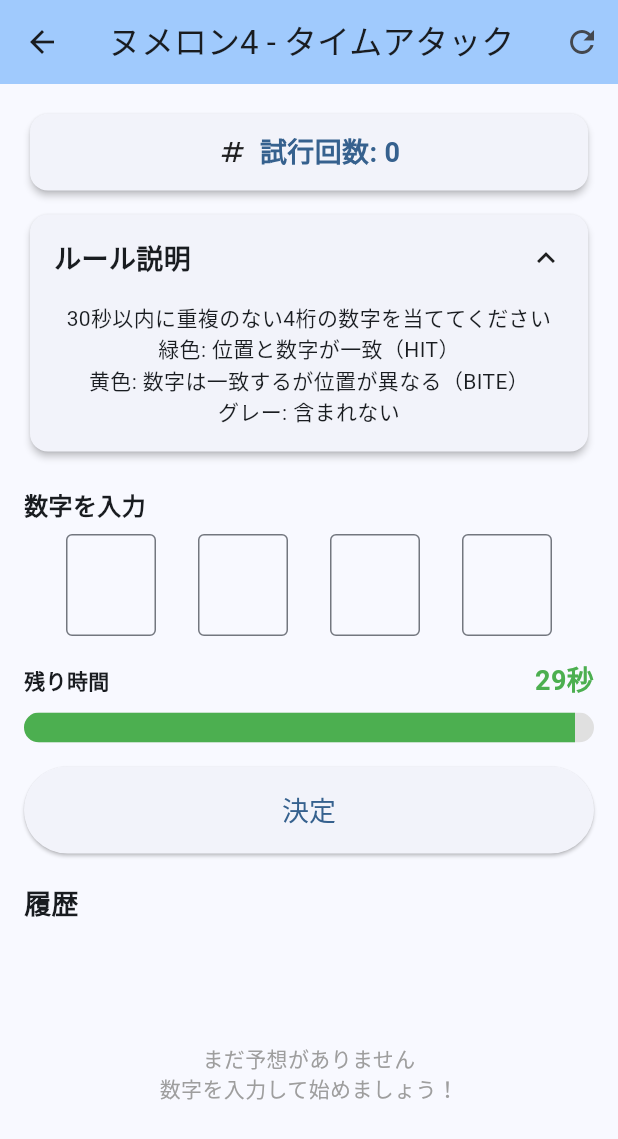
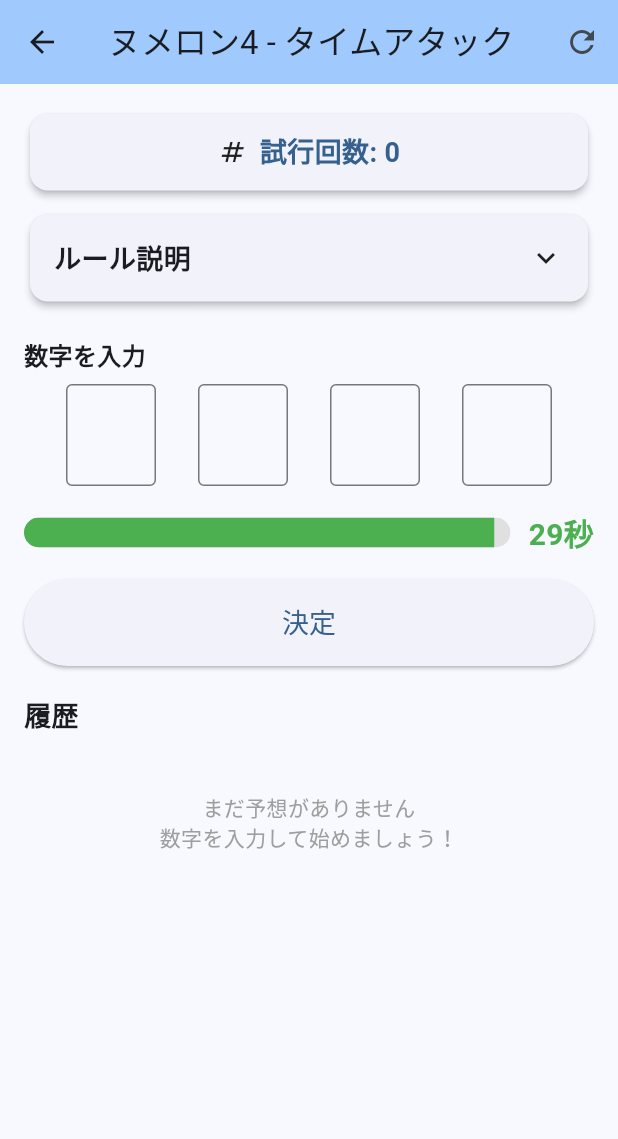
Before and after one commit to Ryosuke02214869/number_game_app, a Flutter app: the Numeron4GamePage screen opened directly, on a phone screen of 412 x 824 dp. Shown: the top 1139 px of the screen. Run offline on Flutter 3.47's test engine with Material 3 defaults, Android fonts, the phone set to English and light mode, and no system bars.

Commit message:
Fix Numeron4 timer and optimize layout for keyboard visibility
- Fix timer running too fast after reset by canceling existing timer in _resetGame()
- Optimize timer display by removing label and placing countdown on right side
- Make body scrollable with SingleChildScrollView for keyboard compatibility
- Constrain history height to 300px with non-scrollable list
- Set rule panel to collapsed by default to save vertical space

🤖 Generated with [Claude Code](https://claude.com/claude-code)

Co-Authored-By: Claude <noreply@anthropic.com>

```diff
--- a/lib/screens/numeron4_game_page.dart
+++ b/lib/screens/numeron4_game_page.dart
@@ -21,7 +21,7 @@ class _Numeron4GamePageState extends State<Numeron4GamePage> {
     (_) => FocusNode(),
   );
   String _errorMessage = '';
-  bool _isRuleExpanded = true;
+  bool _isRuleExpanded = false;
 
   // タイマー関連
   static const int _totalSeconds = 30;
@@ -179,6 +179,7 @@ class _Numeron4GamePageState extends State<Numeron4GamePage> {
   }
 
   void _resetGame() {
+    _timer?.cancel(); // 既存のタイマーをキャンセル
     setState(() {
       _game.reset();
       for (var controller in _controllers) {
@@ -251,7 +252,7 @@ class _Numeron4GamePageState extends State<Numeron4GamePage> {
           ),
         ],
       ),
-      body: Padding(
+      body: SingleChildScrollView(
         padding: const EdgeInsets.all(16.0),
         child: Column(
           crossAxisAlignment: CrossAxisAlignment.stretch,
@@ -382,33 +383,26 @@ class _Numeron4GamePageState extends State<Numeron4GamePage> {
               ),
             const SizedBox(height: 16),
             // 制限時間インジケーター
-            Column(
+            Row(
               children: [
-                Row(
-                  mainAxisAlignment: MainAxisAlignment.spaceBetween,
-                  children: [
-                    const Text(
-                      '残り時間',
-                      style: TextStyle(fontSize: 14, fontWeight: FontWeight.bold),
+                Expanded(
+                  child: ClipRRect(
+                    borderRadius: BorderRadius.circular(10),
+                    child: LinearProgressIndicator(
+                      value: _remainingSeconds / _totalSeconds,
+                      minHeight: 20,
+                      backgroundColor: Colors.grey[300],
+                      valueColor: AlwaysStoppedAnimation<Color>(_getTimerColor()),
                     ),
-                    Text(
-                      '$_remainingSeconds秒',
-                      style: TextStyle(
-                        fontSize: 18,
-                        fontWeight: FontWeight.bold,
-                        color: _getTimerColor(),
-                      ),
-                    ),
-                  ],
+                  ),
                 ),
-                const SizedBox(height: 8),
-                ClipRRect(
-                  borderRadius: BorderRadius.circular(10),
-                  child: LinearProgressIndicator(
-                    value: _remainingSeconds / _totalSeconds,
-                    minHeight: 20,
-                    backgroundColor: Colors.grey[300],
-                    valueColor: AlwaysStoppedAnimation<Color>(_getTimerColor()),
+                const SizedBox(width: 12),
+                Text(
+                  '$_remainingSeconds秒',
+                  style: TextStyle(
+                    fontSize: 20,
+                    fontWeight: FontWeight.bold,
+                    color: _getTimerColor(),
                   ),
                 ),
               ],
@@ -430,17 +424,25 @@ class _Numeron4GamePageState extends State<Numeron4GamePage> {
               style: TextStyle(fontSize: 18, fontWeight: FontWeight.bold),
             ),
             const SizedBox(height: 8),
-            Expanded(
-              child: _game.history.isEmpty
-                  ? const Center(
+            _game.history.isEmpty
+                ? const SizedBox(
+                    height: 100,
+                    child: Center(
                       child: Text(
                         'まだ予想がありません\n数字を入力して始めましょう！',
                         textAlign: TextAlign.center,
                         style: TextStyle(color: Colors.grey),
                       ),
-                    )
-                  : ListView.builder(
+                    ),
+                  )
+                : ConstrainedBox(
+                    constraints: const BoxConstraints(
+                      maxHeight: 300,
+                    ),
+                    child: ListView.builder(
+                      shrinkWrap: true,
                       reverse: true,
+                      physics: const NeverScrollableScrollPhysics(),
                       itemCount: _game.history.length,
                       itemBuilder: (context, index) {
                         final historyIndex = _game.history.length - 1 - index;
```
